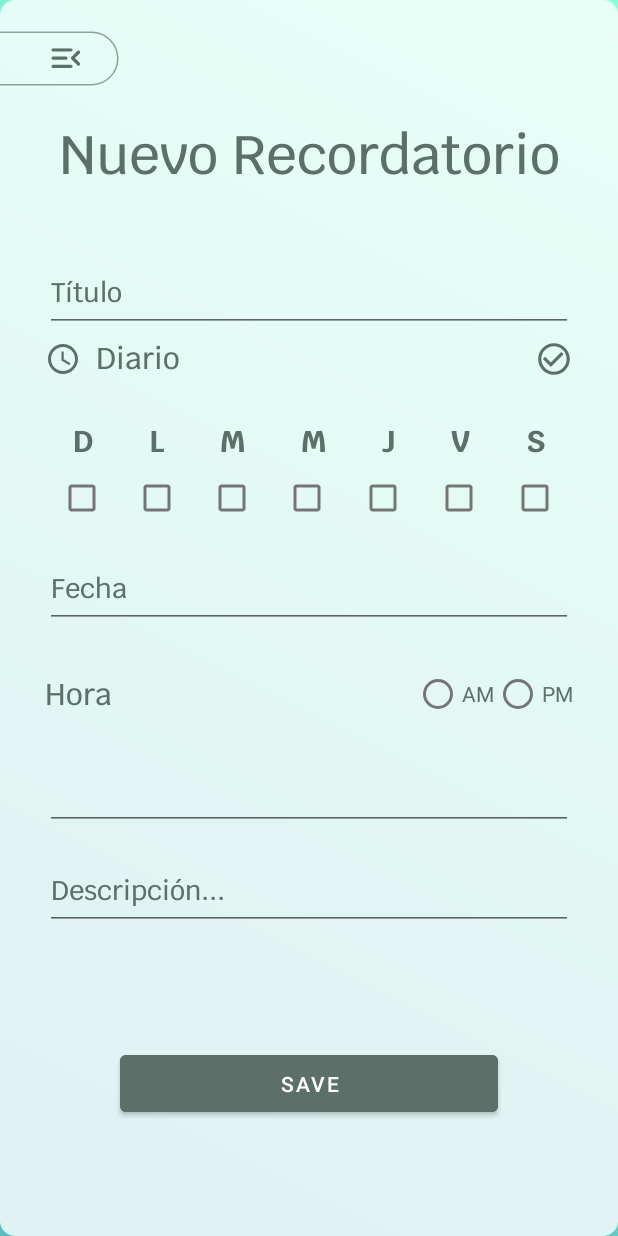
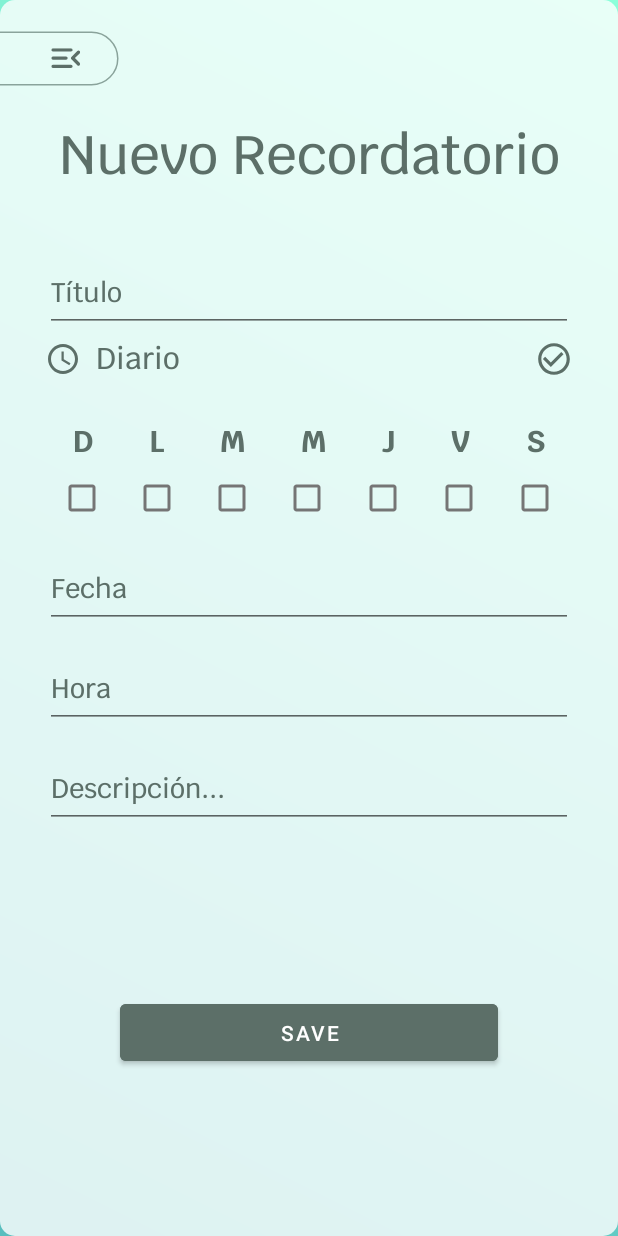
Before and after one commit to angelcast2002/APP-Proyecto1-PlataformasMoviles, an Android app: the AddEventFragment screen opened through its navigation route, on a phone screen of 412 x 824 dp. Run offline under Robolectric (Android 15) with nearby library versions, the light colour scheme and no system bars; our stand-ins replace Dagger/Hilt's generated code.

Commit message:
4Dogs v1.8.2

```diff
--- a/4Dogs/app/src/main/res/layout/fragment_add_event.xml
+++ b/4Dogs/app/src/main/res/layout/fragment_add_event.xml
@@ -286,71 +286,19 @@
 
     </com.google.android.material.textfield.TextInputLayout>
 
-    <androidx.constraintlayout.widget.ConstraintLayout
-        android:id="@+id/ampm_Constraint"
-        android:layout_width="0dp"
-        android:layout_height="wrap_content"
-        android:layout_marginTop="@dimen/margin20"
-        app:layout_constraintTop_toBottomOf="@id/eventDate_text_input_layout"
-        app:layout_constraintEnd_toEndOf="@id/daily_event_toggle_constraint"
-        app:layout_constraintStart_toStartOf="@id/daily_event_toggle_constraint"
-        >
-
-        <TextView
-            android:layout_width="wrap_content"
-            android:layout_height="wrap_content"
-            android:text="@string/hora"
-            android:textColor="@color/color_feldgrau"
-            android:textSize="@dimen/defaultTitleSize"
-            android:fontFamily="@font/krub_medium"
-            app:layout_constraintStart_toStartOf="parent"
-            app:layout_constraintTop_toTopOf="parent"
-            app:layout_constraintBottom_toBottomOf="parent"
-            />
-
-        <RadioGroup
-            android:id="@+id/ampm_radio_group"
-            android:layout_width="wrap_content"
-            android:layout_height="wrap_content"
-            android:orientation="horizontal"
-            app:layout_constraintEnd_toEndOf="parent"
-            app:layout_constraintTop_toTopOf="parent"
-            app:layout_constraintBottom_toBottomOf="parent"
-            >
-
-            <RadioButton
-                android:id="@+id/toggle_amHour"
-                android:layout_width="wrap_content"
-                android:layout_height="wrap_content"
-                android:text="@string/amTime"
-                android:textColor="@color/color_feldgrau"
-                />
-
-            <RadioButton
-                android:id="@+id/toggle_pmHour"
-                android:layout_width="wrap_content"
-                android:layout_height="wrap_content"
-                android:text="@string/pmTime"
-                android:textColor="@color/color_feldgrau"
-                />
-
-        </RadioGroup>
-
-    </androidx.constraintlayout.widget.ConstraintLayout>
-
-
     <com.google.android.material.textfield.TextInputLayout
         android:id="@+id/eventHour_text_input_layout"
         android:layout_width="0dp"
         android:layout_height="wrap_content"
         android:layout_marginHorizontal="@dimen/margin30"
+        android:hint="@string/hora"
         android:textColorHint="@color/color_feldgrau"
 
         style="@style/Widget.Design.TextInputLayout"
         app:hintTextAppearance="@style/MyHintStyle"
         app:layout_constraintLeft_toLeftOf="parent"
         app:layout_constraintRight_toRightOf="parent"
-        app:layout_constraintTop_toBottomOf="@id/ampm_Constraint">
+        app:layout_constraintTop_toBottomOf="@id/eventDate_text_input_layout">
 
         <com.google.android.material.textfield.TextInputEditText
             android:id="@+id/eventHour_edit_text"
```
Also changed, not shown: 4Dogs/app/src/main/java/com/example/fordogs/data/local/EventDB.kt (added, +15 -0 lines), 4Dogs/app/src/main/java/com/example/fordogs/data/local/dao/Events/EventDao.kt (added, +24 -0 lines), 4Dogs/app/src/main/java/com/example/fordogs/data/local/entity/Event.kt (added, +13 -0 lines).
